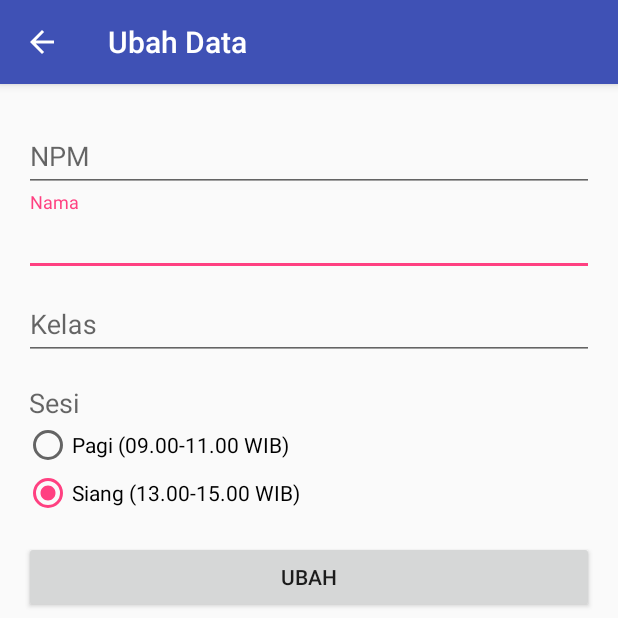
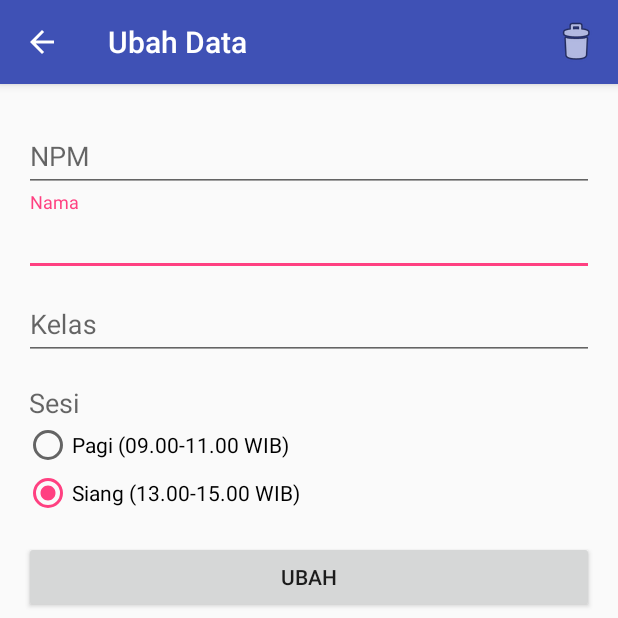
Before and after one commit to sulistiyanto/PendaftaranPraktikum, an Android app: the UpdateActivity screen opened directly, with no data from a screen before it, on a phone screen of 412 x 824 dp, the top half of it. Run offline under Robolectric (Android 15) with nearby library versions, the phone set to English and light mode, and no system bars; our stand-ins replace ButterKnife; 1 statement that could not run was skipped.

Commit message:
Delete data

```diff
--- a/app/src/main/java/id/sulistiyanto/pendaftaranpraktikum/ViewActivity.java
+++ b/app/src/main/java/id/sulistiyanto/pendaftaranpraktikum/ViewActivity.java
@@ -1,6 +1,5 @@
 package id.sulistiyanto.pendaftaranpraktikum;
 
-import android.content.Intent;
 import android.support.v7.app.AppCompatActivity;
 import android.os.Bundle;
 import android.support.v7.widget.DefaultItemAnimator;
@@ -9,7 +8,6 @@ import android.support.v7.widget.RecyclerView;
 import android.view.MenuItem;
 import android.view.View;
 import android.widget.ProgressBar;
-import android.widget.Toast;
 
 import java.util.ArrayList;
 import java.util.List;
--- /dev/null
+++ b/app/src/main/res/menu/menu_delete.xml
@@ -0,0 +1,11 @@
+<?xml version="1.0" encoding="utf-8"?>
+<menu xmlns:android="http://schemas.android.com/apk/res/android"
+    xmlns:app="http://schemas.android.com/apk/res-auto">
+
+    <item
+        android:id="@+id/action_delete"
+        android:icon="@android:drawable/ic_menu_delete"
+        app:showAsAction="always"
+        android:title="Delete"/>
+
+</menu>
```
Also changed, not shown: app/src/main/java/id/sulistiyanto/pendaftaranpraktikum/UpdateActivity.java (+55 -0 lines).
